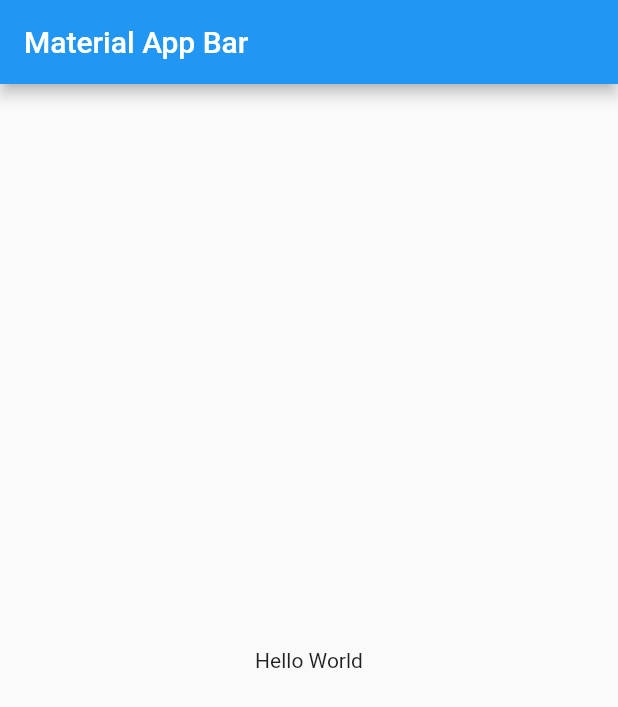
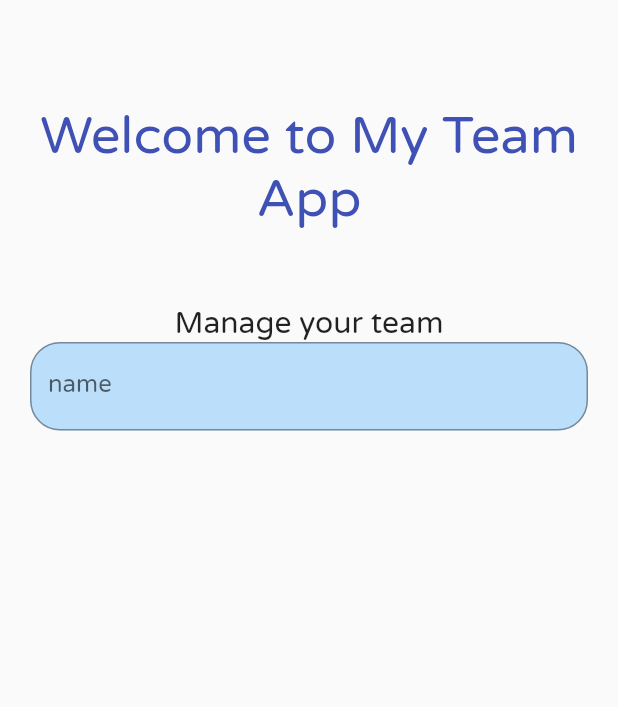
Before and after one commit to carlrey9/my_team_app, a Flutter app: the screen it shows after launch, on a phone screen of 412 x 824 dp. Shown: the top 707 px of the screen. Run offline on Flutter 3.47's test engine with Material 2 defaults, Android fonts, the light colour scheme and no system bars.

Commit message:
avances en pantalla login

```diff
--- /dev/null
+++ b/lib/l10n/intl_en.arb
@@ -0,0 +1,4 @@
+{
+    "welcomeMyTeamApp": "Welcome to My Team App",
+    "manageYourTeam": "Manage your team"
+}
--- /dev/null
+++ b/lib/l10n/intl_es.arb
@@ -0,0 +1,4 @@
+{
+    "welcomeMyTeamApp": "Bienvenido a My Team App",
+    "manageYourTeam": "Maneja tu equipo"
+}
--- a/lib/main.dart
+++ b/lib/main.dart
@@ -1,4 +1,9 @@
 import 'package:flutter/material.dart';
+import 'package:flutter_localizations/flutter_localizations.dart';
+import 'package:my_team_app/util/widgets/title_login.dart';
+
+import 'generated/l10n.dart';
+import 'screens/login_screen.dart';
 
 void main() => runApp(MyApp());
 
@@ -6,18 +11,16 @@ class MyApp extends StatelessWidget {
   @override
   Widget build(BuildContext context) {
     return MaterialApp(
+      theme: ThemeData(fontFamily: 'VarelaRound'),
       debugShowCheckedModeBanner: false,
-      title: 'Material App',
-      home: Scaffold(
-        appBar: AppBar(
-          title: Text('Material App Bar'),
-        ),
-        body: Center(
-          child: Container(
-            child: Text('Hello World'),
-          ),
-        ),
-      ),
+      home: LoginScreen(),
+      localizationsDelegates: [
+        S.delegate,
+        GlobalMaterialLocalizations.delegate,
+        GlobalCupertinoLocalizations.delegate,
+        GlobalWidgetsLocalizations.delegate,
+      ],
+      supportedLocales: S.delegate.supportedLocales,
     );
   }
 }
--- /dev/null
+++ b/lib/screens/login_screen.dart
@@ -0,0 +1,83 @@
+import 'package:flutter/material.dart';
+import 'package:my_team_app/generated/l10n.dart';
+import 'package:my_team_app/util/widgets/sub_tittle_login.dart';
+import 'package:my_team_app/util/widgets/text_form_field_login.dart';
+import 'package:my_team_app/util/widgets/title_login.dart';
+
+class LoginScreen extends StatelessWidget {
+  const LoginScreen({Key? key}) : super(key: key);
+
+  @override
+  Widget build(BuildContext context) {
+    return Scaffold(
+      body: Center(
+        child: Container(
+          padding: EdgeInsets.all(20),
+          child: Column(
+            mainAxisAlignment: MainAxisAlignment.start,
+            children: [
+              Tittle(),
+              Subtittle(),
+              FieldEmail(),
+              FieldPassword(),
+            ],
+          ),
+        ),
+      ),
+    );
+  }
+}
+
+class Tittle extends StatelessWidget {
+  const Tittle({Key? key}) : super(key: key);
+
+  @override
+  Widget build(BuildContext context) {
+    return Container(
+        padding: EdgeInsets.symmetric(vertical: 50),
+        child: TittleLogin(text: S.of(context).welcomeMyTeamApp));
+  }
+}
+
+class Subtittle extends StatelessWidget {
+  const Subtittle({Key? key}) : super(key: key);
+
+  @override
+  Widget build(BuildContext context) {
+    return Container(
+      child: SubTittleLogin(text: S.of(context).manageYourTeam),
+    );
+  }
+}
+
+class FieldEmail extends StatelessWidget {
+  const FieldEmail({Key? key}) : super(key: key);
+
+  @override
+  Widget build(BuildContext context) {
+    return Container(
+      decoration: new BoxDecoration(
+          color: Colors.blue[100],
+          borderRadius: new BorderRadius.all(new Radius.circular(20))),
+      child: TextFormField(
+        decoration: InputDecoration(
+          fillColor: Colors.white,
+          border: new OutlineInputBorder(
+            borderRadius: new BorderRadius.circular(20),
+            borderSide: new BorderSide(),
+          ),
+          label: Text("name"),
+        ),
+      ),
+    );
+  }
+}
+
+class FieldPassword extends StatelessWidget {
+  const FieldPassword({Key? key}) : super(key: key);
+
+  @override
+  Widget build(BuildContext context) {
+    return Container();
+  }
+}
--- a/lib/util/colors.dart
+++ /dev/null
@@ -1,6 +0,0 @@
-import 'dart:ui';
-
-class MyColors {
-  static const primaryColor = Color(0xff3dbfe8);
-  //dasfd
-}
--- /dev/null
+++ b/lib/util/my_colors.dart
@@ -0,0 +1,13 @@
+import 'dart:ui';
+
+class MyColors {
+  static const darkPrimaryColor = Color(0xff303F9F);
+  static const lightPrimaryColor = Color(0xffC5CAE9);
+  static const primaryColor = Color(0xff3F51B5);
+  static const textIcons = Color(0xffFFFFFF);
+  static const acentColor = Color(0xffFF9800);
+  static const primaryText = Color(0xff212121);
+  static const secundaryText = Color(0xff757575);
+  static const dividerColor = Color(0xffBDBDBD);
+  //dasfd
+}
--- /dev/null
+++ b/lib/util/widgets/sub_tittle_login.dart
@@ -0,0 +1,11 @@
+import 'package:flutter/material.dart';
+
+class SubTittleLogin extends StatelessWidget {
+  final String text;
+  const SubTittleLogin({Key? key, required this.text}) : super(key: key);
+
+  @override
+  Widget build(BuildContext context) {
+    return Text(text, style: TextStyle(fontSize: 20));
+  }
+}
--- /dev/null
+++ b/lib/util/widgets/text_form_field_login.dart
@@ -0,0 +1,30 @@
+import 'package:flutter/material.dart';
+
+class TextFormFieldLogin extends StatelessWidget {
+  final String label;
+  final dynamic fn;
+  const TextFormFieldLogin({
+    Key? key,
+    required this.label,
+    this.fn,
+  }) : super(key: key);
+
+  @override
+  Widget build(BuildContext context) {
+    return Container(
+      decoration: new BoxDecoration(
+          color: Colors.blue[100],
+          borderRadius: new BorderRadius.all(new Radius.circular(20))),
+      child: TextFormField(
+        decoration: InputDecoration(
+          fillColor: Colors.white,
+          border: new OutlineInputBorder(
+            borderRadius: new BorderRadius.circular(20),
+            borderSide: new BorderSide(),
+          ),
+          label: Text(this.label),
+        ),
+      ),
+    );
+  }
+}
--- /dev/null
+++ b/lib/util/widgets/title_login.dart
@@ -0,0 +1,21 @@
+import 'package:flutter/material.dart';
+import 'package:my_team_app/util/my_colors.dart';
+
+class TittleLogin extends StatelessWidget {
+  final String text;
+  const TittleLogin({Key? key, required this.text}) : super(key: key);
+
+  @override
+  Widget build(BuildContext context) {
+    return Text(
+      text,
+      style: TextStyle(
+        color: MyColors.primaryColor,
+        fontSize: 35,
+      ),
+      maxLines: 2,
+      semanticsLabel: "Tittle",
+      textAlign: TextAlign.center,
+    );
+  }
+}
```
Also changed, not shown: pubspec.yaml (+9 -17 lines), assets/fonts/VarelaRound-Regular.ttf (added), lib/generated/intl/messages_all.dart (added), lib/generated/intl/messages_en.dart (added), lib/generated/intl/messages_es.dart (added), lib/generated/l10n.dart (added), pubspec.lock.
